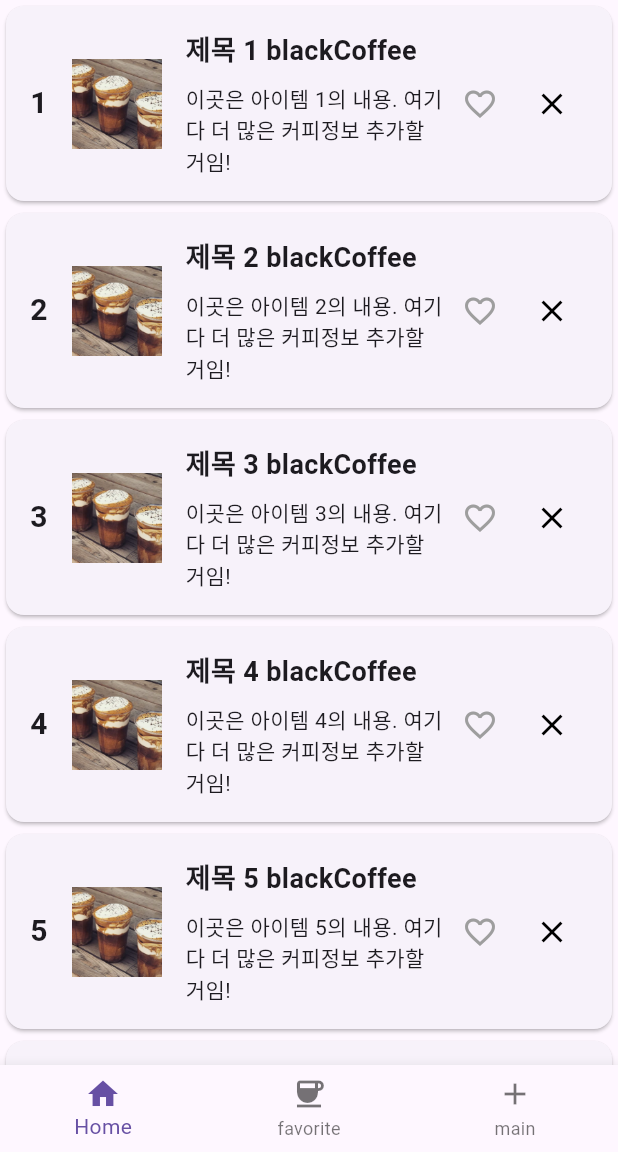
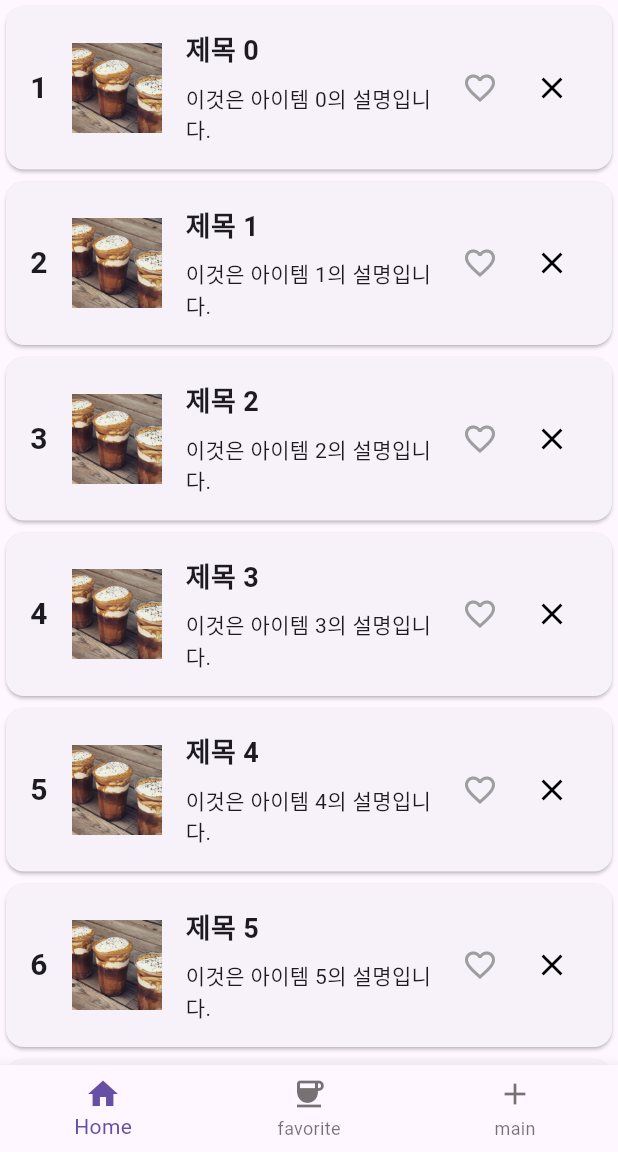
Before and after one commit to jinnyjinny12/Flutter_class, a Flutter app: the screen it shows after launch, on a phone screen of 412 x 824 dp, the part 84-1236 px from its top. Run offline on Flutter 3.47's test engine with Material 3 defaults, Android fonts, the phone set to English and light mode, and no system bars.

Commit message:
feat: update component

```diff
--- a/project_cafe/lib/component/Card.dart
+++ b/project_cafe/lib/component/Card.dart
@@ -1,3 +1,4 @@
+
 class Item {
   final String title;
   final String description;
@@ -8,4 +9,6 @@ class Item {
     required this.description,
     required this.imageUrl,
   });
+
+
 }
--- a/project_cafe/lib/screen/CardList.dart
+++ b/project_cafe/lib/screen/CardList.dart
@@ -3,33 +3,31 @@ import 'package:flutter/cupertino.dart';
 import 'package:flutter/material.dart';
 import 'package:project_cafe/component/Button.dart';
 
+import '../component/Card.dart';
+
 
 class DynamicListView extends StatefulWidget {
-  final List<String> items;
+  final List<Item> items;
   final ValueChanged<int> onLikeChanged;
   final List<int> likedItems;
 
 
-  DynamicListView({super.key,
+  DynamicListView({
+    super.key,
     required this.items,
     required this.onLikeChanged,
-    required this.likedItems});
+    required this.likedItems,
+  });
 
   @override
   _DynamicListViewState createState() => _DynamicListViewState();
 
 }
 
-
 class _DynamicListViewState extends State<DynamicListView> {
-
-  List<String> items = List.generate(10, (index) => "아이템 $index");
-
-
 
 
   // 삭제함수 -> 작동안함.
-
   void _deleteItem(int index) {
     if (index >= 0 && index < widget.items.length) {
       setState(() {
@@ -57,10 +55,12 @@ class _DynamicListViewState extends State<DynamicListView> {
 
   @override
   Widget build(BuildContext context) {
+
     return ListView.builder(
       scrollDirection: Axis.vertical,
-        itemCount: items.length,
+      itemCount: widget.items.length,
       itemBuilder: (context, index) {
+        final item = widget.items[index];
         final isLiked = widget.likedItems.contains(index);
 
         return Card(
@@ -68,48 +68,50 @@ class _DynamicListViewState extends State<DynamicListView> {
             padding: EdgeInsets.all(16.0),
             child: Row(
               children: [
-                    // 숫자
-                    Text("${index + 1}", style: TextStyle(fontSize: 20, fontWeight: FontWeight.bold),),
+                Text(
+                  "${index + 1}",
+                  style: TextStyle(fontSize: 20, fontWeight: FontWeight.bold),
+                ),
+
                 SizedBox(width: 16.0),
                 Image(
-                          image: AssetImage("asset/아인슈페너.jpg"),
+                  image: AssetImage(item.imageUrl),
                   width: 60,
                   height: 60,
                   fit: BoxFit.cover,
                 ),
                 SizedBox(width: 16),
-
                 Expanded(
                   child: Column(
                     crossAxisAlignment: CrossAxisAlignment.start,
                     children: [
                       Text(
-                              "제목 ${index + 1} blackCoffee",
+                        item.title,
                         style: TextStyle(fontSize: 18, fontWeight: FontWeight.bold),
                       ),
                       SizedBox(height: 8),
-                            Text('이곳은 아이템 ${index + 1}의 내용. 여기다 더 많은 커피정보 추가할거임!'),
+                      Text(item.description),
                     ],
-                        )
+                  ),
+                ),
 
-                    ),
                 Row(
                   children: [
                     LikeButton(
                       isLiked: isLiked,
                       onLikeChanged: () => widget.onLikeChanged(index),
-                      ), // 좋아요
+                    ),
                     DeleteButton(
                       onDelete: () {
                         _deleteItem(index);
                       },
                     )
                   ],
-                  )
-
+                ),
               ],
             ),
-              ));
+          ),
+        );
       },
     );
   }
--- a/project_cafe/lib/screen/FavoriteView.dart
+++ b/project_cafe/lib/screen/FavoriteView.dart
@@ -1,11 +1,11 @@
 import 'package:flutter/material.dart';
+
+import '../component/Card.dart';
 
 class FavoriteView extends StatelessWidget {
   final List<int> likedItems;
-  final List<String> items;
+  final List<Item> items;
 
-
-  // 생성자 정의에서 const를 제거하고 괄호와 콜론을 정확하게 기입
   FavoriteView({
     Key? key,
     required this.likedItems,
@@ -24,12 +24,15 @@ class FavoriteView extends StatelessWidget {
         itemCount: likedItemsList.length,
         itemBuilder: (context, index) {
           final item = likedItemsList[index];
-          return ListTile(
-            title: Text(item),
+          return Card(
+            child: ListTile(
+              leading: Image.asset(item.imageUrl, width: 60, height: 60, fit: BoxFit.cover),
+              title: Text(item.title),
+              subtitle: Text(item.description),
+            ),
           );
         },
       ),
     );
   }
-
 }
--- a/project_cafe/lib/screen/HomeView.dart
+++ b/project_cafe/lib/screen/HomeView.dart
@@ -2,6 +2,8 @@ import 'package:flutter/cupertino.dart';
 import 'package:flutter/material.dart';
 import 'package:project_cafe/screen/CardList.dart';
 import 'package:project_cafe/screen/FavoriteView.dart';
+
+import '../component/Card.dart';
 
 
 
@@ -19,7 +21,14 @@ class HomeView extends StatefulWidget {
 
 class _HomeViewState extends State<HomeView>{
   int _currentIndex = 0;
-  List<String> _items = List.generate(10, (index) => "아이템 $index");
+
+
+  List<Item> _items = List.generate(10, (index) => Item(
+    title: "제목 $index",
+    description: "이것은 아이템 $index의 설명입니다.",
+    imageUrl: "asset/아인슈페너.jpg", // 이미지 경로를 알맞게 설정하세요
+  ));
+
   List<int> _likedItems = [];
 
   final PageController _pageController = PageController();
```
Lines whose indentation alone changed are shown as unchanged.
